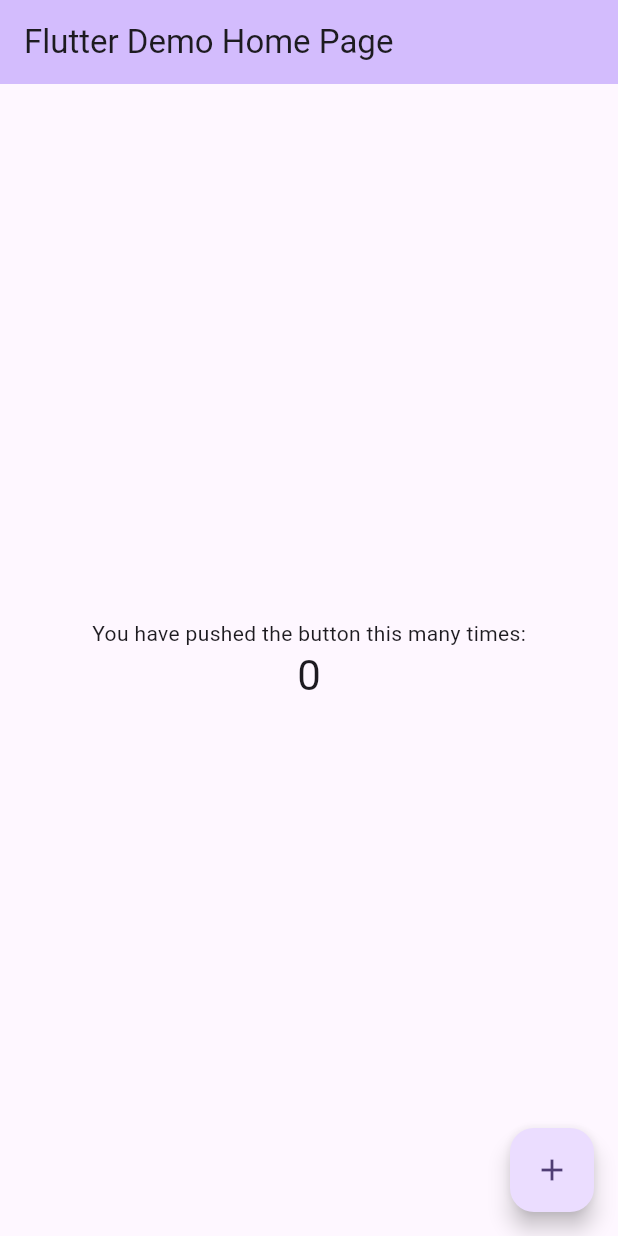
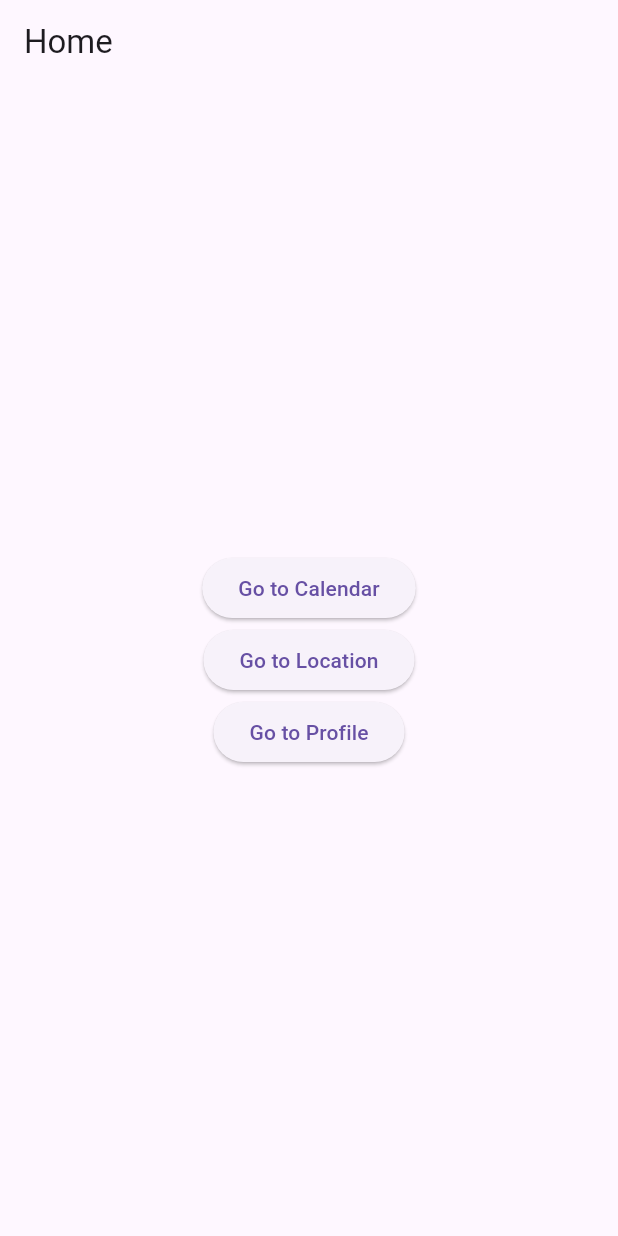
Before and after one commit to Strouwi-BV/buildbase_app_flutter, a Flutter app: the screen it shows after launch, on a phone screen of 412 x 824 dp. Run offline on Flutter 3.47's test engine with Material 3 defaults, Android fonts, the phone set to English and light mode, and no system bars; our stand-ins replace go_router.

Commit message:
Added Navigation
Added Main Navigation
Added Navigation to calendar_screen.dart, home_screen.dart,
profile_screen.dart,
location_screen.dart,
clock_in_screen.dart

```diff
--- a/lib/main.dart
+++ b/lib/main.dart
@@ -1,122 +1,178 @@
 import 'package:flutter/material.dart';
+import 'package:go_router/go_router.dart';
+import '/screens/calendar_screen.dart';
+import '/screens/clock_in_screen.dart';
+import '/screens/location_screen.dart';
+import '/screens/profile_screen.dart';
+import '/screens/home_screen.dart';
 
 void main() {
-  runApp(const MyApp());
+  runApp(MyApp());
 }
 
+// class MyApp extends StatelessWidget {
+//   const MyApp({super.key});
+
+//   // This widget is the root of your application.
+//   @override
+//   Widget build(BuildContext context) {
+//     return MaterialApp(
+//       title: 'Flutter Demo',
+//       theme: ThemeData(
+//         // This is the theme of your application.
+//         //
+//         // TRY THIS: Try running your application with "flutter run". You'll see
+//         // the application has a purple toolbar. Then, without quitting the app,
+//         // try changing the seedColor in the colorScheme below to Colors.green
+//         // and then invoke "hot reload" (save your changes or press the "hot
+//         // reload" button in a Flutter-supported IDE, or press "r" if you used
+//         // the command line to start the app).
+//         //
+//         // Notice that the counter didn't reset back to zero; the application
+//         // state is not lost during the reload. To reset the state, use hot
+//         // restart instead.
+//         //
+//         // This works for code too, not just values: Most code changes can be
+//         // tested with just a hot reload.
+//         colorScheme: ColorScheme.fromSeed(seedColor: Colors.deepPurple),
+//       ),
+//       home: const MyHomePage(title: 'Flutter Demo Home Page'),
+//     );
+//   }
+// }
+
 class MyApp extends StatelessWidget {
-  const MyApp({super.key});
-
-  // This widget is the root of your application.
   @override
   Widget build(BuildContext context) {
-    return MaterialApp(
-      title: 'Flutter Demo',
-      theme: ThemeData(
-        // This is the theme of your application.
-        //
-        // TRY THIS: Try running your application with "flutter run". You'll see
-        // the application has a purple toolbar. Then, without quitting the app,
-        // try changing the seedColor in the colorScheme below to Colors.green
-        // and then invoke "hot reload" (save your changes or press the "hot
-        // reload" button in a Flutter-supported IDE, or press "r" if you used
-        // the command line to start the app).
-        //
-        // Notice that the counter didn't reset back to zero; the application
-        // state is not lost during the reload. To reset the state, use hot
-        // restart instead.
-        //
-        // This works for code too, not just values: Most code changes can be
-        // tested with just a hot reload.
-        colorScheme: ColorScheme.fromSeed(seedColor: Colors.deepPurple),
-      ),
-      home: const MyHomePage(title: 'Flutter Demo Home Page'),
+    return MaterialApp.router(
+      routerConfig: _router,
     );
   }
 }
 
-class MyHomePage extends StatefulWidget {
-  const MyHomePage({super.key, required this.title});
+// Define GoRouterConfig
+final GoRouter _router = GoRouter(
+  routes: [
+    GoRoute(
+      path: '/',
+      builder: (context, state) => HomeScreen(),
+    ),
+    GoRoute(
+      path: '/calendar',
+      builder: (context, state) {
+        final String? data = state.extra as String?;
+        return CalendarScreen(data: data ?? "No data here");
+      },
+    ),
+    GoRoute(
+      path: '/clock-in',
+      builder: (context, state) {
+        final int? employeeId = state.extra as int?;
+        return ClockInScreen(employeeId: employeeId ?? 0);
+      },
+    ),
+    GoRoute(
+      path: '/location/:latitude/:longitude',
+      builder: (context, state) {
+        final double latitude = double.parse(state.pathParameters['latitude']!);
+        final double longitude = double.parse(state.pathParameters['longitude']!);
+        return LocationScreen(latitude: latitude, longitude: longitude);
+      },
+    ),
+    GoRoute(
+      path: '/profile',
+      builder: (context, state) {
+        final Map<String, dynamic>? userProfile = state.extra as Map<String, dynamic>?;
+        return ProfileScreen(userProfile: userProfile ?? {"name": "Guest", "age": 0});
+      },
+    ),
+  ],
+);
 
-  // This widget is the home page of your application. It is stateful, meaning
-  // that it has a State object (defined below) that contains fields that affect
-  // how it looks.
 
-  // This class is the configuration for the state. It holds the values (in this
-  // case the title) provided by the parent (in this case the App widget) and
-  // used by the build method of the State. Fields in a Widget subclass are
-  // always marked "final".
 
-  final String title;
+// class MyHomePage extends StatefulWidget {
+//   const MyHomePage({super.key, required this.title});
 
-  @override
-  State<MyHomePage> createState() => _MyHomePageState();
-}
+//   // This widget is the home page of your application. It is stateful, meaning
+//   // that it has a State object (defined below) that contains fields that affect
+//   // how it looks.
 
-class _MyHomePageState extends State<MyHomePage> {
-  int _counter = 0;
+//   // This class is the configuration for the state. It holds the values (in this
+//   // case the title) provided by the parent (in this case the App widget) and
+//   // used by the build method of the State. Fields in a Widget subclass are
+//   // always marked "final".
 
-  void _incrementCounter() {
-    setState(() {
-      // This call to setState tells the Flutter framework that something has
-      // changed in this State, which causes it to rerun the build method below
-      // so that the display can reflect the updated values. If we changed
-      // _counter without calling setState(), then the build method would not be
-      // called again, and so nothing would appear to happen.
-      _counter++;
-    });
-  }
+//   final String title;
 
-  @override
-  Widget build(BuildContext context) {
-    // This method is rerun every time setState is called, for instance as done
-    // by the _incrementCounter method above.
-    //
-    // The Flutter framework has been optimized to make rerunning build methods
-    // fast, so that you can just rebuild anything that needs updating rather
-    // than having to individually change instances of widgets.
-    return Scaffold(
-      appBar: AppBar(
-        // TRY THIS: Try changing the color here to a specific color (to
-        // Colors.amber, perhaps?) and trigger a hot reload to see the AppBar
-        // change color while the other colors stay the same.
-        backgroundColor: Theme.of(context).colorScheme.inversePrimary,
-        // Here we take the value from the MyHomePage object that was created by
-        // the App.build method, and use it to set our appbar title.
-        title: Text(widget.title),
-      ),
-      body: Center(
-        // Center is a layout widget. It takes a single child and positions it
-        // in the middle of the parent.
-        child: Column(
-          // Column is also a layout widget. It takes a list of children and
-          // arranges them vertically. By default, it sizes itself to fit its
-          // children horizontally, and tries to be as tall as its parent.
-          //
-          // Column has various properties to control how it sizes itself and
-          // how it positions its children. Here we use mainAxisAlignment to
-          // center the children vertically; the main axis here is the vertical
-          // axis because Columns are vertical (the cross axis would be
-          // horizontal).
-          //
-          // TRY THIS: Invoke "debug painting" (choose the "Toggle Debug Paint"
-          // action in the IDE, or press "p" in the console), to see the
-          // wireframe for each widget.
-          mainAxisAlignment: MainAxisAlignment.center,
-          children: <Widget>[
-            const Text('You have pushed the button this many times:'),
-            Text(
-              '$_counter',
-              style: Theme.of(context).textTheme.headlineMedium,
-            ),
-          ],
-        ),
-      ),
-      floatingActionButton: FloatingActionButton(
-        onPressed: _incrementCounter,
-        tooltip: 'Increment',
-        child: const Icon(Icons.add),
-      ), // This trailing comma makes auto-formatting nicer for build methods.
-    );
-  }
-}
+//   @override
+//   State<MyHomePage> createState() => _MyHomePageState();
+// }
+
+// class _MyHomePageState extends State<MyHomePage> {
+//   int _counter = 0;
+
+//   void _incrementCounter() {
+//     setState(() {
+//       // This call to setState tells the Flutter framework that something has
+//       // changed in this State, which causes it to rerun the build method below
+//       // so that the display can reflect the updated values. If we changed
+//       // _counter without calling setState(), then the build method would not be
+//       // called again, and so nothing would appear to happen.
+//       _counter++;
+//     });
+//   }
+
+//   @override
+//   Widget build(BuildContext context) {
+//     // This method is rerun every time setState is called, for instance as done
+//     // by the _incrementCounter method above.
+//     //
+//     // The Flutter framework has been optimized to make rerunning build methods
+//     // fast, so that you can just rebuild anything that needs updating rather
+//     // than having to individually change instances of widgets.
+//     return Scaffold(
+//       appBar: AppBar(
+//         // TRY THIS: Try changing the color here to a specific color (to
+//         // Colors.amber, perhaps?) and trigger a hot reload to see the AppBar
+//         // change color while the other colors stay the same.
+//         backgroundColor: Theme.of(context).colorScheme.inversePrimary,
+//         // Here we take the value from the MyHomePage object that was created by
+//         // the App.build method, and use it to set our appbar title.
+//         title: Text(widget.title),
+//       ),
+//       body: Center(
+//         // Center is a layout widget. It takes a single child and positions it
+//         // in the middle of the parent.
+//         child: Column(
+//           // Column is also a layout widget. It takes a list of children and
+//           // arranges them vertically. By default, it sizes itself to fit its
+//           // children horizontally, and tries to be as tall as its parent.
+//           //
+//           // Column has various properties to control how it sizes itself and
+//           // how it positions its children. Here we use mainAxisAlignment to
+//           // center the children vertically; the main axis here is the vertical
+//           // axis because Columns are vertical (the cross axis would be
+//           // horizontal).
+//           //
+//           // TRY THIS: Invoke "debug painting" (choose the "Toggle Debug Paint"
+//           // action in the IDE, or press "p" in the console), to see the
+//           // wireframe for each widget.
+//           mainAxisAlignment: MainAxisAlignment.center,
+//           children: <Widget>[
+//             const Text('You have pushed the button this many times:'),
+//             Text(
+//               '$_counter',
+//               style: Theme.of(context).textTheme.headlineMedium,
+//             ),
+//           ],
+//         ),
+//       ),
+//       floatingActionButton: FloatingActionButton(
+//         onPressed: _incrementCounter,
+//         tooltip: 'Increment',
+//         child: const Icon(Icons.add),
+//       ), // This trailing comma makes auto-formatting nicer for build methods.
+//     );
+//   }
+// }
--- /dev/null
+++ b/lib/screens/home_screen.dart
@@ -0,0 +1,36 @@
+import 'package:flutter/material.dart';
+import 'package:go_router/go_router.dart';
+
+class HomeScreen extends StatelessWidget {
+  @override
+  Widget build(BuildContext context) {
+    return Scaffold(
+      appBar: AppBar(title: Text("Home")),
+      body: Center(
+        child: Column(
+          mainAxisAlignment: MainAxisAlignment.center,
+          children: [
+            ElevatedButton(
+              onPressed: () {
+                context.go('/calendar', extra: "Meeting at 11:30 AM");
+              },
+              child: Text("Go to Calendar"),
+            ),
+            ElevatedButton(
+              onPressed: () {
+                context.go('/location/37.7749/-122.4194'); //example coords
+              },
+              child: Text("Go to Location"),
+            ),
+            ElevatedButton(
+              onPressed: () {
+                context.go('/profile', extra : {"name" : "John Doe" , "age" : 30});
+              },
+              child: Text("Go to Profile"),
+            ),
+          ],
+        ),
+      ),
+    );
+  }
+}
--- a/pubspec.yaml
+++ b/pubspec.yaml
@@ -34,6 +34,7 @@ dependencies:
   # The following adds the Cupertino Icons font to your application.
   # Use with the CupertinoIcons class for iOS style icons.
   cupertino_icons: ^1.0.8
+  go_router: ^12.1.1  # Ensure this is the latest version
 
 dev_dependencies:
   flutter_test:
```
Also changed, not shown: lib/screens/calendar_screen.dart (+28 -0 lines), lib/screens/clock_in_screen.dart (+28 -0 lines), lib/screens/location_screen.dart (+32 -0 lines), lib/screens/profile_screen.dart (+31 -0 lines), pubspec.lock.
